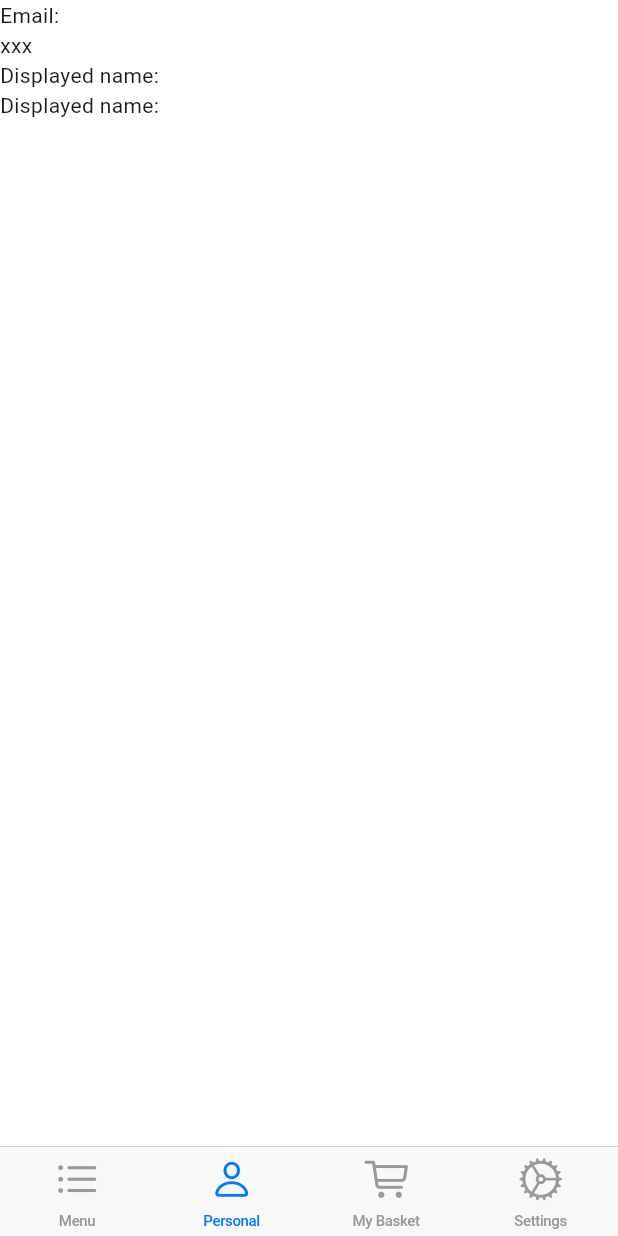
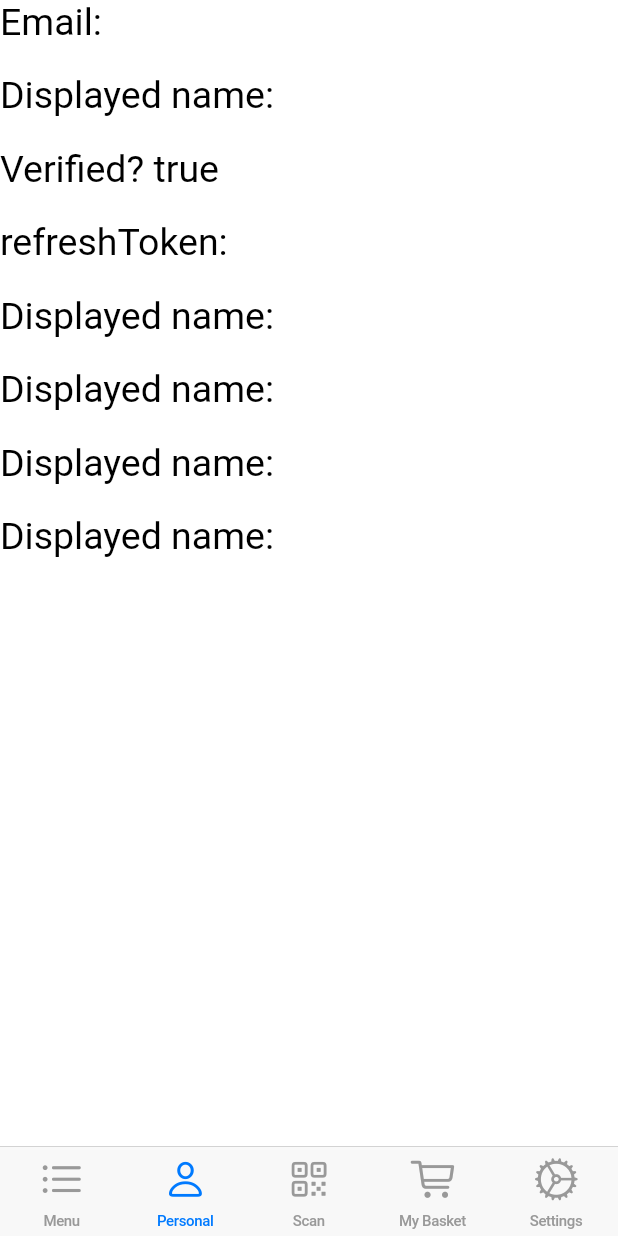
Before and after one commit to James-Leste/QR-Restaurants, a Flutter app: the screen it shows once a user with an empty profile is signed in, item 2 of the bottom bar chosen, on a phone screen of 412 x 824 dp. Run offline on Flutter 3.47's test engine with Material 3 defaults, Android fonts, the phone set to English and light mode, and no system bars; our stand-ins replace cloud_firestore, firebase_auth, firebase_core; accounts and stored records are empty; generated files the repository leaves out were written again.

Commit message:
add scan qr code page

```diff
--- a/lib/pages/home_page.dart
+++ b/lib/pages/home_page.dart
@@ -1,6 +1,7 @@
 import 'package:firebase_auth/firebase_auth.dart';
 import 'package:flutter/cupertino.dart';
 import 'package:flutter_test_project/pages/order_page.dart';
+import 'package:flutter_test_project/pages/scan_page.dart';
 import 'package:flutter_test_project/pages/setting_page.dart';
 import 'package:flutter_test_project/pages/stock_list_page.dart';
 import 'package:flutter_test_project/pages/user_page.dart';
@@ -25,6 +26,8 @@ class HomePage extends StatelessWidget {
             BottomNavigationBarItem(
                 label: 'Personal', icon: Icon(CupertinoIcons.person)),
             BottomNavigationBarItem(
+                label: 'Scan', icon: Icon(CupertinoIcons.qrcode)),
+            BottomNavigationBarItem(
                 label: 'My Basket', icon: Icon(CupertinoIcons.cart)),
             BottomNavigationBarItem(
                 label: 'Settings', icon: Icon(CupertinoIcons.settings))
@@ -39,8 +42,10 @@ class HomePage extends StatelessWidget {
             case 1:
               return CupertinoTabView(builder: (context) => UserPage());
             case 2:
+              return CupertinoTabView(builder: (context) => ScanPage());
+            case 3:
               return CupertinoTabView(builder: (context) => BasketPage());
-            case 3:
+            case 4:
               return CupertinoTabView(builder: (contenxt) => SettingPage());
             default:
               return Center(child: Text('no'));
--- a/lib/pages/user_page.dart
+++ b/lib/pages/user_page.dart
@@ -9,31 +9,32 @@ class UserPage extends StatelessWidget {
 
   @override
   Widget build(BuildContext context) {
-    Theme(
-      // Create a unique theme with `ThemeData`.
-      data: ThemeData(
-        colorScheme: ColorScheme.fromSeed(
-          seedColor: Colors.pink,
-        ),
-      ),
-      child: FloatingActionButton(
-        onPressed: () {},
-        child: const Icon(Icons.add),
-      ),
-    );
-
     return SafeArea(
         child: CupertinoPageScaffold(
+            child: DefaultTextStyle(
+      style: TextStyle(fontSize: 25, color: Colors.black),
       child: Column(
         crossAxisAlignment: CrossAxisAlignment.start,
         children: [
           Text(
             'Email: ${user.email}',
           ),
-        Text('xxx ${user.displayName}'),
+          SizedBox(height: 20),
           Text('Displayed name: ${user.displayName}'),
-        Text('Displayed name: ${user.displayName}')
+          SizedBox(height: 20),
+          Text('Verified? ${user.emailVerified}'),
+          SizedBox(height: 20),
+          Text('refreshToken: ${user.refreshToken}'),
+          SizedBox(height: 20),
+          Text('Displayed name: ${user.displayName}'),
+          SizedBox(height: 20),
+          Text('Displayed name: ${user.displayName}'),
+          SizedBox(height: 20),
+          Text('Displayed name: ${user.displayName}'),
+          SizedBox(height: 20),
+          Text('Displayed name: ${user.displayName}'),
         ],
+      ),
     )));
   }
 }
```
Also changed, not shown: lib/pages/scan_page.dart (added, +22 -0 lines), lib/images/qr-code.gif (added). Lines whose indentation alone changed are shown as unchanged.
